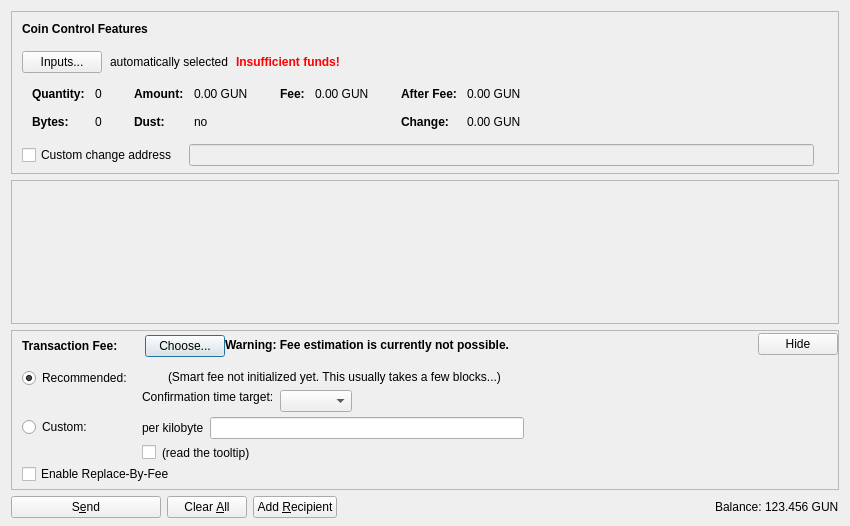
Qt form src/qt/forms/sendcoinsdialog.ui (guncoin/guncoin) before a commit.
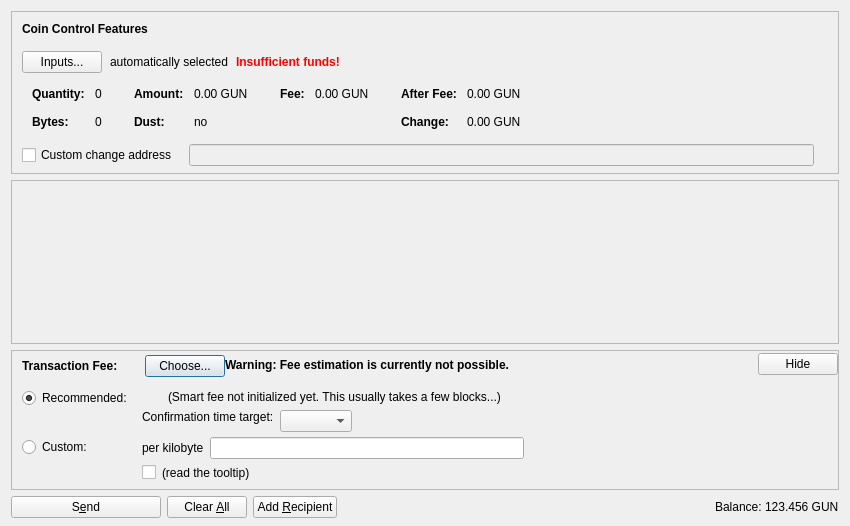
The same form after that commit. Icons and pictures are not drawn. Custom widgets are drawn as their Qt base class.

Commit message: Disable RBF by default

Patch:
```diff
--- a/src/qt/forms/sendcoinsdialog.ui
+++ b/src/qt/forms/sendcoinsdialog.ui
@@ -1105,16 +1105,6 @@
              </item>
             </layout>
            </item>
-           <item>
-            <widget class="QCheckBox" name="optInRBF">
-             <property name="text">
-              <string>Enable Replace-By-Fee</string>
-             </property>
-             <property name="toolTip">
-              <string>With Replace-By-Fee (BIP-125) you can increase a transaction's fee after it is sent. Without this, a higher fee may be recommended to compensate for increased transaction delay risk.</string>
-             </property>
-            </widget>
-           </item>
           </layout>
          </widget>
         </item>
```
The commit also changes 2 other files.
